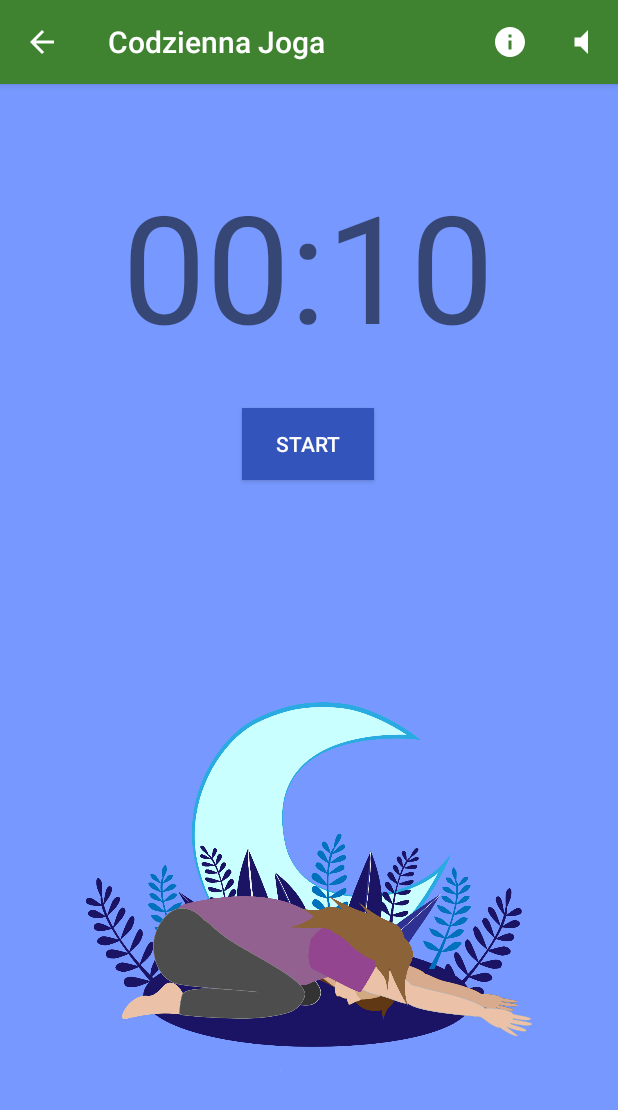
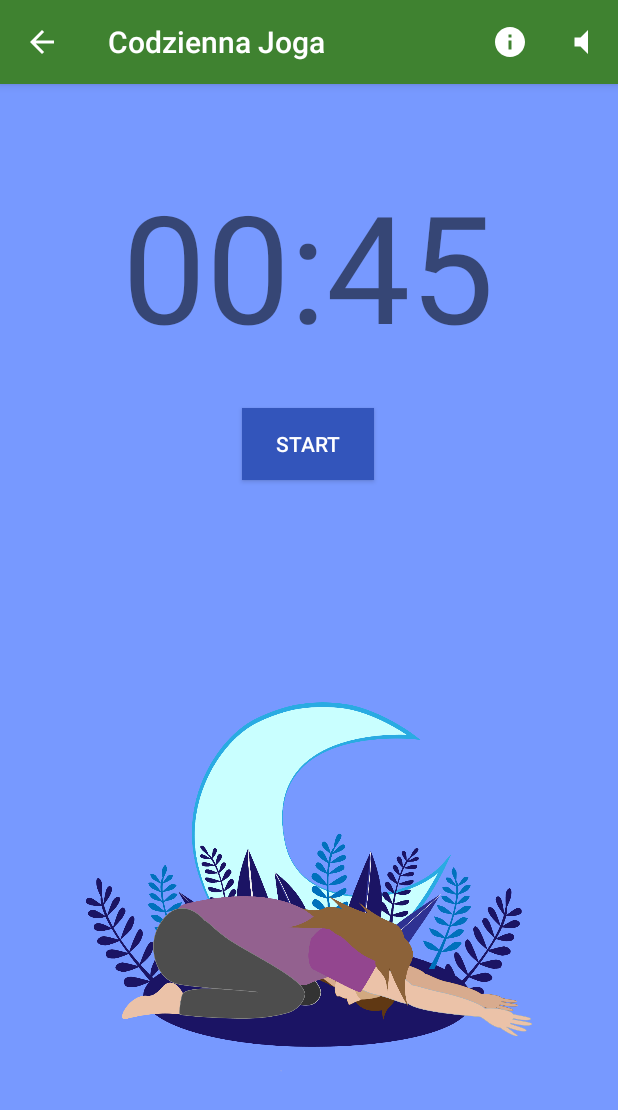
Before and after one commit to mibit-stack/joga-simple, an Android app: the screen it shows after launch (ExcerciseActivity), after a tap on an icon or button, on a phone screen of 412 x 824 dp. Shown: the top 1110 px of the screen. Run offline under Robolectric (Android 15) with nearby library versions, the phone set to English and light mode, and no system bars; Roboto replaces fonts that are not available here.

Commit message:
Bux fixes

```diff
--- a/app/src/main/java/com/zpi/jogasimple/ExcerciseActivity.kt
+++ b/app/src/main/java/com/zpi/jogasimple/ExcerciseActivity.kt
@@ -38,51 +38,51 @@ class ExcerciseActivity : AppCompatActivity() {
     val exerciseMorning = arrayOf(
         Exercise(R.drawable.ex_m_1, "Muktasana jest idealna pozą do chwili odpoczynku i medytacji. Ćwiczenie to ma na celu stopniowe rozbudzenie naszego organizmu po śnie i przygotowanie go do ruchu w następnych ćwiczeniach.\n" +
                 "\n" +
-                "W czasie trzech minut tego ćwiczenia skup się na głębokim i spokojnym oddechu.  Pamiętaj również o wyprostowanych plecach.\n",10),
+                "W czasie trzech minut tego ćwiczenia skup się na głębokim i spokojnym oddechu.  Pamiętaj również o wyprostowanych plecach.\n",45),
         Exercise(R.drawable.ex_m_2, "Z pozycji przyjętego wcześniej siadu wykonuj rekoma naprzemiennie skłony w lewy i prawy bok. Nie spiesz się, dokładność rozciągnięcia jest ważniejsza. \n" +
                 "\n" +
-                "Ćwiczenie to pomoże nam rozciągnąć ramiona i ręce, które często cierpną w nocy przez spanie w nieodpowiednich pozycjach.",5),
+                "Ćwiczenie to pomoże nam rozciągnąć ramiona i ręce, które często cierpną w nocy przez spanie w nieodpowiednich pozycjach.",45),
         Exercise(R.drawable.ex_m_3,"Setu bandhasana, inaczej pozycja mostka. \n" +
                 "Łopatki oraz góra pleców leżą na ziemi, podczas gdy biodra i zgięte w kolanach nogi podnoszą się ku górze.\n" +
                 "Ćwiczenie należy wykonywać powtórzeniami, uwzględniając przerwy pomiędzy nimi. W ramach przerw należy poleżeć przez parę sekund.\n" +
                 "\n" +
-                "Asana ta działa pozytywnie na plecy, miednicę, nogi i klatkę piersiowa. Przygotowuje nas idealnie na czekający dzień - pomaga usunąć napięcie z barków, uśmierzyć ból pleców.",5),
+                "Asana ta działa pozytywnie na plecy, miednicę, nogi i klatkę piersiowa. Przygotowuje nas idealnie na czekający dzień - pomaga usunąć napięcie z barków, uśmierzyć ból pleców.",45),
         Exercise(R.drawable.ex_m_4,"Klęknięcie na jedną nogę z wyrokiem w przód (Anjaneyasana)\n" +
                 "\n" +
                 "W ćwiczeniu należy pozostać dłuższą chwilę, po czym zmieniać kolejność na drugą nogę.\n" +
                 "\n" +
                 "Pamiętaj o prostych plecach i spokojnym oddechu.\n" +
-                "Ćwiczenie wspiera prawidłowe funkcjonowanie kolan.",5),
+                "Ćwiczenie wspiera prawidłowe funkcjonowanie kolan.",45),
         Exercise(R.drawable.ex_m_5,"Asana psa z głową w dół (Adho Mukha Svanasana).\n" +
                 "Osoby początkujące mogą stać na czubkach palców, ale w miarę postępów należy dążyć do postawienia stóp całkowicie na ziemi.\n" +
                 "\n" +
                 "Jest to jedna z najbardziej znanych póz jogi - używa się jej często jako relaksacyjnego przerywnika między sekwencjami ćwiczeń.\n" +
                 "\n" +
-                "Wpływa pozytywnie na krążenie krwi, wzmacnia ramiona i poprawia elastyczność stawów.",5))
+                "Wpływa pozytywnie na krążenie krwi, wzmacnia ramiona i poprawia elastyczność stawów.",45))
 
     val exerciseNight = arrayOf(
         Exercise(R.drawable.ex_n_1, "Adho mukhna virasana - skłon do przodu. \n" +
                 "Pozycja ta jest jedna z lepszych jeśli chodzi o odprężenie ciała i regenerację po ciężkim dniu.\n" +
                 "\n" +
-                "Ćwiczenie pomaga uelastycznić kręgosłup, rozluźnia mięśnie szyi i intensywnie rozciąga kolana",10),
+                "Ćwiczenie pomaga uelastycznić kręgosłup, rozluźnia mięśnie szyi i intensywnie rozciąga kolana",45),
         Exercise(R.drawable.ex_n_2, " Siad klęczny z odchyleniem w tył. \n" +
                 "Należy przyjąć tą samą pozycję przez cały czas trwania ćwiczenia.\n" +
                 "\n" +
-                "Ćwiczenie pomaga rozluźnić mięśnie karku, ramion i wzmacnia zasięg odchylania pleców",2),
+                "Ćwiczenie pomaga rozluźnić mięśnie karku, ramion i wzmacnia zasięg odchylania pleców",45),
         Exercise(R.drawable.ex_n_3,"Siad klęczny z wyciągnięciem do przodu.\n" +
                 "Ćwiczenie należy wykonywać powtórzeniami z krótkimi przerwami pomiędzy.\n" +
                 "\n" +
                 "Pamiętaj żeby podczas ćwiczenia próbować sięgnąć jak najdalej.\n" +
                 "\n" +
-                "Ćwiczenie wspomaga ramiona, rozluźnia plecy i mięśnie karku.",2),
+                "Ćwiczenie wspomaga ramiona, rozluźnia plecy i mięśnie karku.",45),
         Exercise(R.drawable.ex_n_4,"Pozycja kota (Marjarysana).\n" +
                 "Wygięcia grzbietu należy utrzymywać przez dłuższą chwilę i uwzględniać chwile rozluźnienia między powtórzeniami.\n" +
                 "\n" +
-                "Ćwiczenie rewelacyjnie działa na kręgosłup wzmacniając go i rozluźniając przy tym plecy.",2),
+                "Ćwiczenie rewelacyjnie działa na kręgosłup wzmacniając go i rozluźniając przy tym plecy.",45),
         Exercise(R.drawable.ex_n_5,"Skręt w Svastikasanie. Ćwiczenie należy wykonywać naprzemiennie sięgnięciami za siebie. \n" +
                 "\n" +
                 "Należy pamiętać o prostych plecach i zsynchronizowaniu oddychania z wykonywanymi skrętami.\n" +
-                "Ćwiczenie wpływa pozytywnie na mięśnie ramion i ich rozciągnięcie.",2))
+                "Ćwiczenie wpływa pozytywnie na mięśnie ramion i ich rozciągnięcie.",45))
 
     var currentExcerciseSet = exerciseMorning
 
@@ -123,6 +123,7 @@ class ExcerciseActivity : AppCompatActivity() {
         exerciseDescription  = exercise.exDesc
 
         var underNineTxt = ""
+
         if (exerciseTime<10) {underNineTxt= "0"}
         timerView.setText("00:${underNineTxt}${exerciseTime}")
 
@@ -145,8 +146,7 @@ class ExcerciseActivity : AppCompatActivity() {
             }
 
             runOnUiThread{
-//                val toneG = ToneGenerator(AudioManager.STREAM_ALARM, 100)
-//                toneG.startTone(ToneGenerator.TONE_CDMA_ABBR_ALERT,500)
+
                 var mediaPlayer = MediaPlayer.create(this, R.raw.zapsplat_bells_medium_bell_soft_strike_long_decay_002_60153)
                 mediaPlayer.start()
 
```
